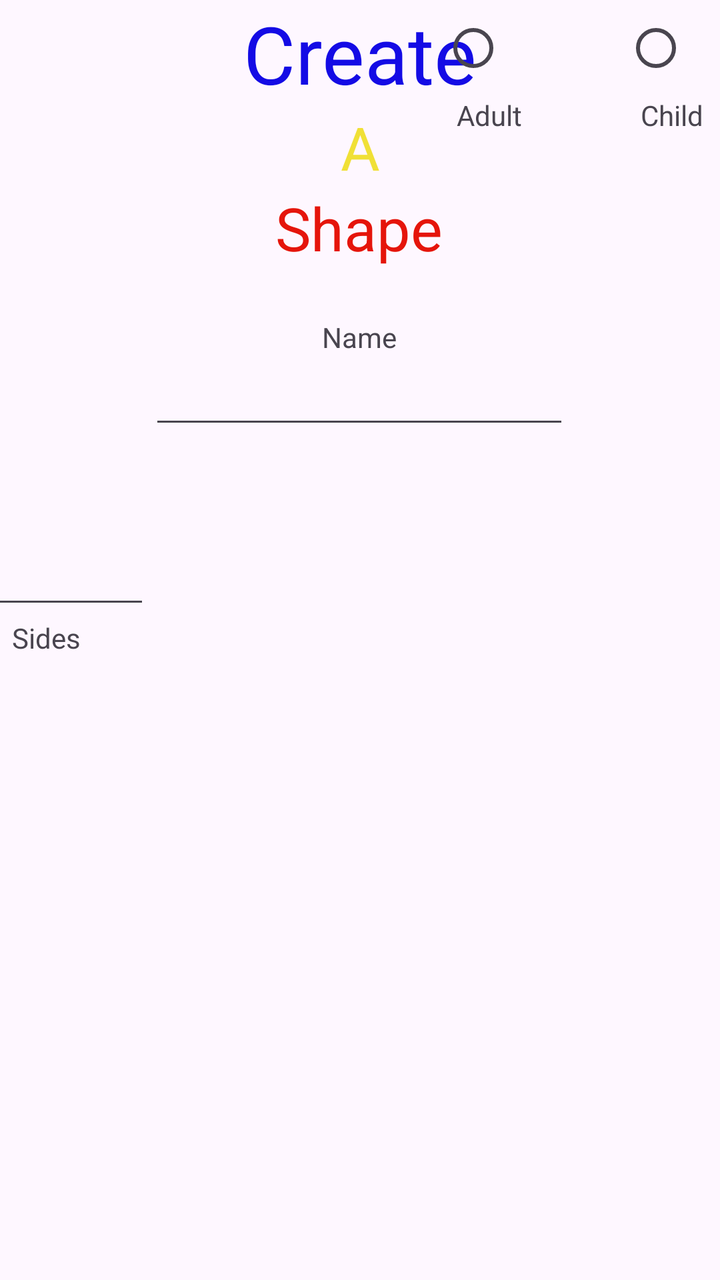
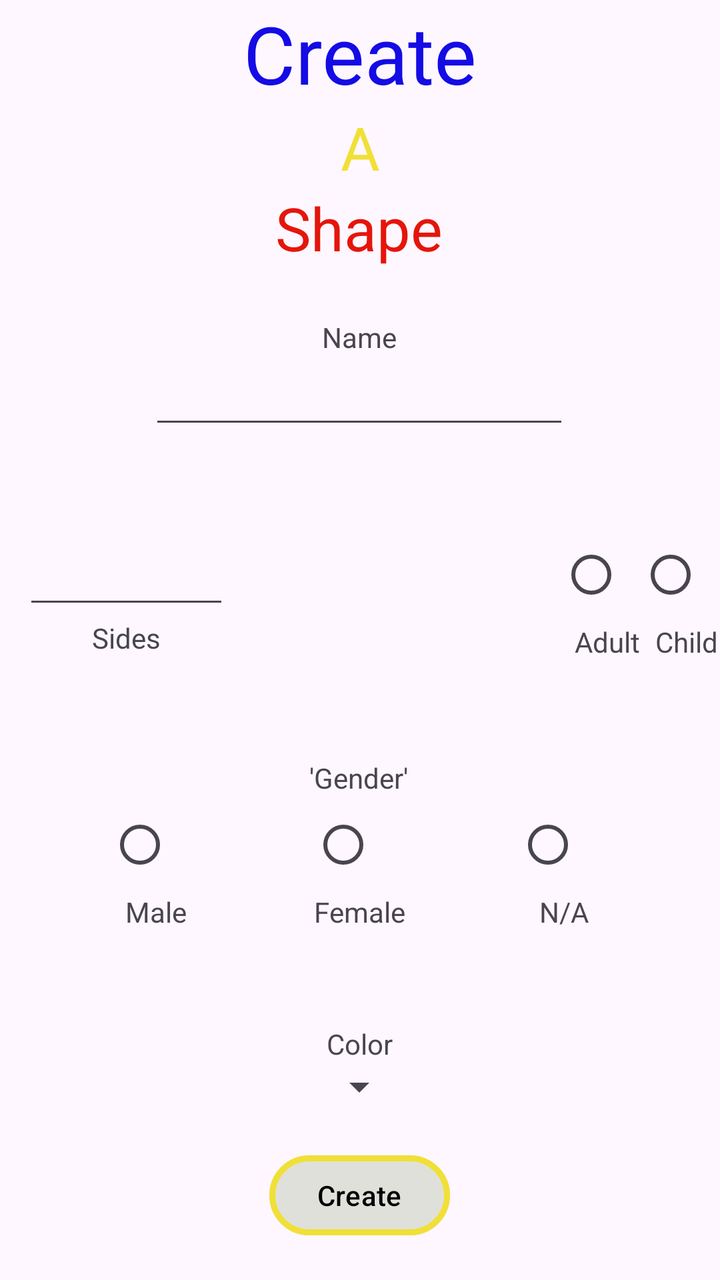

An Android layout rendered at two revisions. The XML below is the earlier revision; the diff shows what the commit changed to produce the second picture.
<!-- AndroidManifest.xml: application theme Theme.Euclydia -->
<!-- res/layout/create_activity.xml -->
<?xml version="1.0" encoding="utf-8"?>
<androidx.constraintlayout.widget.ConstraintLayout xmlns:android="http://schemas.android.com/apk/res/android"
    xmlns:app="http://schemas.android.com/apk/res-auto"
    xmlns:tools="http://schemas.android.com/tools"
    android:layout_width="match_parent"
    android:layout_height="match_parent">

    <TextView
        android:id="@+id/title1"
        android:layout_width="wrap_content"
        android:layout_height="wrap_content"
        android:text="@string/title1"
        android:textColor="@color/blue"
        android:textSize="40sp"
        app:layout_constraintEnd_toEndOf="parent"
        app:layout_constraintStart_toStartOf="parent"
        app:layout_constraintTop_toTopOf="parent" />

    <TextView
        android:id="@+id/title2"
        android:layout_width="wrap_content"
        android:layout_height="wrap_content"
        android:text="@string/title2"
        android:textColor="@color/yellow"
        android:textSize="30sp"
        app:layout_constraintEnd_toEndOf="parent"
        app:layout_constraintStart_toStartOf="parent"
        app:layout_constraintTop_toBottomOf="@id/title1" />

    <TextView
        android:id="@+id/title3"
        android:layout_width="wrap_content"
        android:layout_height="wrap_content"
        android:text="@string/title3"
        android:textColor="@color/red"
        android:textSize="30sp"
        app:layout_constraintEnd_toEndOf="parent"
        app:layout_constraintHorizontal_bias="0.498"
        app:layout_constraintStart_toStartOf="parent"
        app:layout_constraintTop_toBottomOf="@id/title2" />

    <EditText
        android:id="@+id/nameField"
        android:layout_width="wrap_content"
        android:layout_height="wrap_content"
        android:layout_marginTop="44dp"
        android:ems="10"
        android:inputType="text"
        app:layout_constraintEnd_toEndOf="parent"
        app:layout_constraintHorizontal_bias="0.497"
        app:layout_constraintStart_toStartOf="parent"
        app:layout_constraintTop_toBottomOf="@+id/title3" />

    <TextView
        android:id="@+id/nameLabel"
        android:layout_width="wrap_content"
        android:layout_height="wrap_content"
        android:text="@string/nameLabel"
        app:layout_constraintBottom_toTopOf="@id/nameField"
        app:layout_constraintStart_toStartOf="@id/nameField"
        app:layout_constraintEnd_toEndOf="@id/nameField"/>

    <EditText
        android:id="@+id/sideField"
        android:layout_width="103dp"
        android:layout_height="46dp"
        android:layout_marginTop="44dp"
        android:ems="2"
        android:inputType="number"
        app:layout_constraintEnd_toStartOf="@id/nameField"
        app:layout_constraintHorizontal_bias="1.0"
        app:layout_constraintStart_toStartOf="parent"
        app:layout_constraintTop_toBottomOf="@id/nameField" />

    <TextView
        android:layout_width="wrap_content"
        android:layout_height="wrap_content"
        app:layout_constraintTop_toBottomOf="@id/sideField"
        app:layout_constraintStart_toStartOf="@id/sideField"
        app:layout_constraintEnd_toEndOf="@id/sideField"
        android:text="@string/sideLabel"/>

    <RadioButton
        android:id="@+id/age1"
        android:layout_width="wrap_content"
        android:layout_height="wrap_content"
        android:layout_marginStart="249dp"
        app:layout_constraintStart_toStartOf="@+id/sideField"
        tools:layout_editor_absoluteY="265dp" />
    <TextView
        android:layout_width="wrap_content"
        android:layout_height="wrap_content"
        android:text="Adult"
        app:layout_constraintTop_toBottomOf="@+id/age1"
        app:layout_constraintStart_toStartOf="@+id/age1"
        app:layout_constraintEnd_toEndOf="@id/age1"/>

    <RadioButton
        android:id="@+id/age2"
        android:layout_width="wrap_content"
        android:layout_height="wrap_content"
        app:layout_constraintEnd_toEndOf="parent"
        app:layout_constraintHorizontal_bias="1.0"
        app:layout_constraintStart_toEndOf="@+id/age"
        tools:layout_editor_absoluteY="265dp" />
    <TextView
        android:layout_width="wrap_content"
        android:layout_height="wrap_content"
        android:text="Child"
        app:layout_constraintTop_toBottomOf="@id/age2"
        app:layout_constraintStart_toStartOf="@id/age2"
        app:layout_constraintEnd_toEndOf="@id/age2"/>

</androidx.constraintlayout.widget.ConstraintLayout>
<!-- resources referenced by this layout -->
<resources>
  <color name="blue">#140be5</color>
  <color name="red">#e5150b</color>
  <color name="yellow">#f0e036</color>
  <string name="nameLabel">Name</string>
  <string name="sideLabel">Sides</string>
  <string name="title1">Create</string>
  <string name="title2">A</string>
  <string name="title3">Shape</string>
  <style name="Theme.Euclydia" parent="Base.Theme.Euclydia" />
  <style name="Base.Theme.Euclydia" parent="Theme.Material3.DayNight.NoActionBar">
          
          
      </style>
</resources>

<!-- the commit's change to res/layout/create_activity.xml (unified diff, before → after) -->
@@ -64,11 +64,12 @@
         android:id="@+id/sideField"
         android:layout_width="103dp"
         android:layout_height="46dp"
+        android:layout_marginStart="20dp"
         android:layout_marginTop="44dp"
         android:ems="2"
         android:inputType="number"
         app:layout_constraintEnd_toStartOf="@id/nameField"
-        app:layout_constraintHorizontal_bias="1.0"
+        app:layout_constraintHorizontal_bias="0.173"
         app:layout_constraintStart_toStartOf="parent"
         app:layout_constraintTop_toBottomOf="@id/nameField" />
 
@@ -84,13 +85,14 @@
         android:id="@+id/age1"
         android:layout_width="wrap_content"
         android:layout_height="wrap_content"
-        android:layout_marginStart="249dp"
+        android:layout_marginStart="268dp"
         app:layout_constraintStart_toStartOf="@+id/sideField"
-        tools:layout_editor_absoluteY="265dp" />
-    <TextView
-        android:layout_width="wrap_content"
-        android:layout_height="wrap_content"
-        android:text="Adult"
+        app:layout_constraintTop_toTopOf="@id/sideField" />
+
+    <TextView
+        android:layout_width="wrap_content"
+        android:layout_height="wrap_content"
+        android:text="@string/adultlabel"
         app:layout_constraintTop_toBottomOf="@+id/age1"
         app:layout_constraintStart_toStartOf="@+id/age1"
         app:layout_constraintEnd_toEndOf="@id/age1"/>
@@ -100,15 +102,103 @@
         android:layout_width="wrap_content"
         android:layout_height="wrap_content"
         app:layout_constraintEnd_toEndOf="parent"
-        app:layout_constraintHorizontal_bias="1.0"
-        app:layout_constraintStart_toEndOf="@+id/age"
-        tools:layout_editor_absoluteY="265dp" />
-    <TextView
-        android:layout_width="wrap_content"
-        android:layout_height="wrap_content"
-        android:text="Child"
+        app:layout_constraintHorizontal_bias="0.533"
+        app:layout_constraintStart_toEndOf="@+id/age1"
+        app:layout_constraintTop_toTopOf="@id/sideField" />
+
+    <TextView
+        android:layout_width="wrap_content"
+        android:layout_height="wrap_content"
+        android:text="@string/childlabel"
         app:layout_constraintTop_toBottomOf="@id/age2"
         app:layout_constraintStart_toStartOf="@id/age2"
         app:layout_constraintEnd_toEndOf="@id/age2"/>
 
+    <TextView
+        android:id="@+id/genderLabel"
+        android:layout_width="wrap_content"
+        android:layout_height="wrap_content"
+        android:layout_marginTop="160dp"
+        android:text="@string/genderlabel"
+        app:layout_constraintEnd_toEndOf="parent"
+        app:layout_constraintHorizontal_bias="0.498"
+        app:layout_constraintStart_toStartOf="parent"
+        app:layout_constraintTop_toBottomOf="@+id/nameField" />
+
+    <RadioButton
+        android:id="@+id/female"
+        android:layout_width="wrap_content"
+        android:layout_height="wrap_content"
+        tools:layout_editor_absoluteX="182dp"
+        tools:layout_editor_absoluteY="423dp"
+        app:layout_constraintTop_toBottomOf="@id/genderLabel"
+        app:layout_constraintStart_toStartOf="@id/genderLabel"
+        app:layout_constraintEnd_toEndOf="@id/genderLabel"/>
+    <TextView
+        android:id="@+id/femalelabel"
+        android:layout_width="wrap_content"
+        android:layout_height="wrap_content"
+        android:text="@string/femalelabel"
+        app:layout_constraintTop_toBottomOf="@id/female"
+        app:layout_constraintStart_toStartOf="@id/female"
+        app:layout_constraintEnd_toEndOf="@id/female"/>
+    <RadioButton
+        android:id="@+id/male"
+        android:layout_width="wrap_content"
+        android:layout_height="wrap_content"
+        app:layout_constraintStart_toStartOf="parent"
+        app:layout_constraintEnd_toStartOf="@id/female"
+        app:layout_constraintTop_toTopOf="@id/female"/>
+    <TextView
+        android:layout_width="wrap_content"
+        android:layout_height="wrap_content"
+        android:text="Male"
+        app:layout_constraintTop_toBottomOf="@id/male"
+        app:layout_constraintStart_toStartOf="@id/male"
+        app:layout_constraintEnd_toEndOf="@id/male"/>
+
+    <RadioButton
+        android:id="@+id/nb"
+        android:layout_width="wrap_content"
+        android:layout_height="wrap_content"
+        app:layout_constraintStart_toEndOf="@id/female"
+        app:layout_constraintEnd_toEndOf="parent"
+        app:layout_constraintTop_toTopOf="@id/female"/>
+    <TextView
+        android:layout_width="wrap_content"
+        android:layout_height="wrap_content"
+        android:text="N/A"
+        app:layout_constraintTop_toBottomOf="@id/nb"
+        app:layout_constraintStart_toStartOf="@id/nb"
+        app:layout_constraintEnd_toEndOf="@id/nb"/>
+
+    <Spinner
+        android:id="@+id/color"
+        android:layout_width="wrap_content"
+        android:layout_height="wrap_content"
+        app:layout_constraintTop_toBottomOf="@id/female"
+        app:layout_constraintStart_toStartOf="@id/female"
+        app:layout_constraintEnd_toEndOf="@id/female"
+        app:layout_constraintBottom_toBottomOf="parent"/>
+    <TextView
+        android:layout_width="wrap_content"
+        android:layout_height="wrap_content"
+        android:text="@string/colorlabel"
+        app:layout_constraintBottom_toTopOf="@id/color"
+        app:layout_constraintStart_toStartOf="@id/color"
+        app:layout_constraintEnd_toEndOf="@id/color"/>
+
+    <com.google.android.material.button.MaterialButton
+        android:layout_width="wrap_content"
+        android:layout_height="wrap_content"
+        android:text="@string/create"
+        android:textColor="@color/black"
+        app:strokeColor="@color/yellow"
+        app:backgroundTint="@color/background"
+        app:strokeWidth="3dp"
+        app:layout_constraintBottom_toBottomOf="parent"
+        app:layout_constraintTop_toBottomOf="@id/color"
+        app:layout_constraintStart_toStartOf="@id/color"
+        app:layout_constraintEnd_toEndOf="@id/color"/>
+
 </androidx.constraintlayout.widget.ConstraintLayout>
<!-- resource entries referenced after the edit -->
@@ -1,8 +1,16 @@
 <!-- resources referenced by this layout -->
 <resources>
+  <color name="background">#e0e0da</color>
+  <color name="black">#FF000000</color>
   <color name="blue">#140be5</color>
   <color name="red">#e5150b</color>
   <color name="yellow">#f0e036</color>
+  <string name="adultlabel">Adult</string>
+  <string name="childlabel">Child</string>
+  <string name="colorlabel">Color</string>
+  <string name="create">Create</string>
+  <string name="femalelabel">Female</string>
+  <string name="genderlabel">\'Gender\'</string>
   <string name="nameLabel">Name</string>
   <string name="sideLabel">Sides</string>
   <string name="title1">Create</string>
